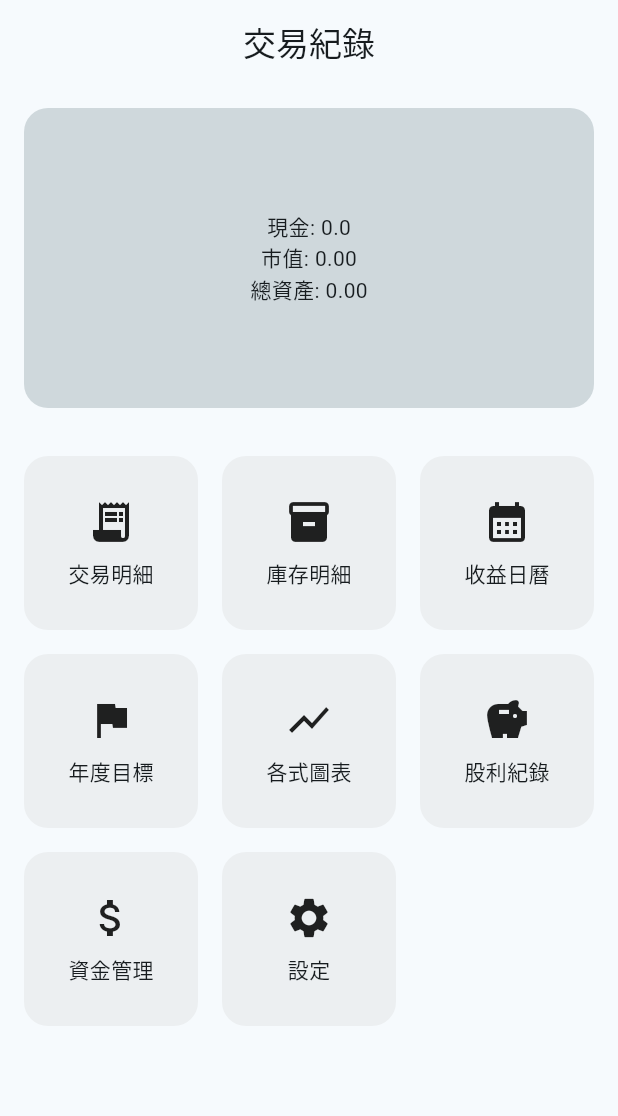
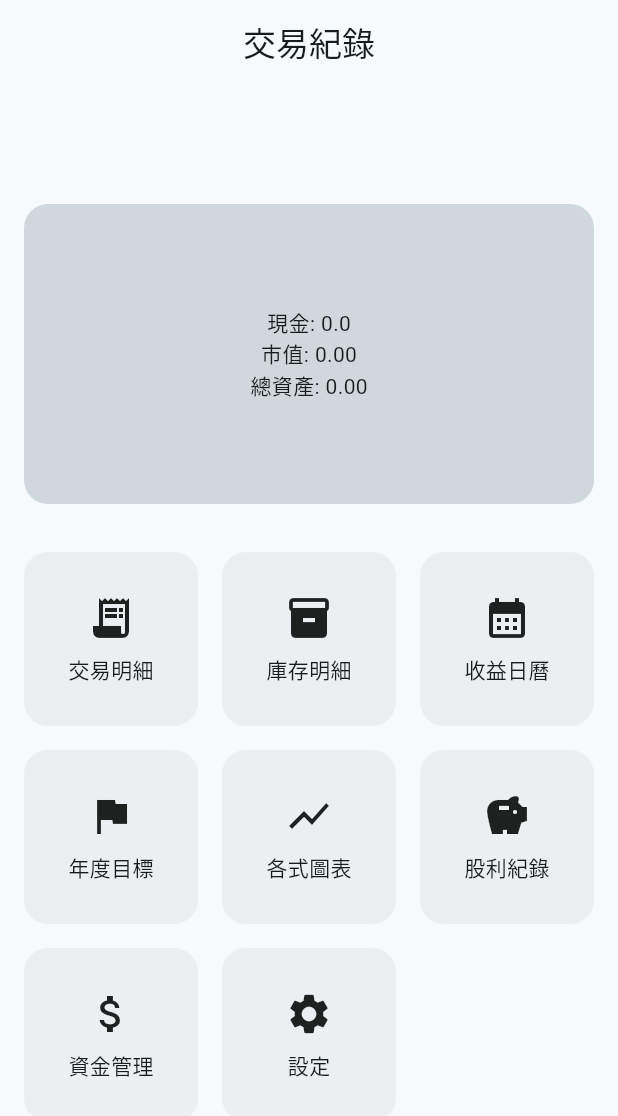
Before and after one commit to ian951115/trading_record_app, a Flutter app: the screen it shows after launch, on a phone screen of 412 x 824 dp. Shown: the top 1116 px of the screen. Run offline on Flutter 3.47's test engine with Material 3 defaults, Android fonts, the phone set to English and light mode, and no system bars; our stand-ins replace fl_chart, flutter_slidable, hive, hive_flutter; accounts and stored records are empty.

Commit message:
主畫面更新v1

```diff
--- a/lib/screens/home_screen.dart
+++ b/lib/screens/home_screen.dart
@@ -48,14 +48,17 @@ class _HomeScreenState extends State<HomeScreen> {
         );
 
     return Scaffold(
-      appBar: AppBar(
+      body: CustomScrollView(
+        slivers: [
+          SliverAppBar(
             title: const Text('交易紀錄'),
             centerTitle: true,
+            pinned: true, //往上滑後 AppBar 會固定在頂部
+            expandedHeight: 120, //展開高度
           ),
 
-      body: Column(
-        children: [
-          Container(   //上方圖表佔位
+          SliverToBoxAdapter(
+            child: Container(   //上方圖表佔位
               height: 200,
               margin: const EdgeInsets.all(16),
               decoration: BoxDecoration(
@@ -73,14 +76,18 @@ class _HomeScreenState extends State<HomeScreen> {
                 ),
               ),
             ),
+          ),
 
-          Expanded( //下方按鈕區   expanded代表撐滿剩下的空間
-            child: GridView.count( //建立可滑動的2D矩陣
-              crossAxisCount: 3, //每列的數量
+          SliverPadding( //下方按鈕區
             padding: const EdgeInsets.all(16), //外圍距離
-              crossAxisSpacing: 16, //每欄間距
-              mainAxisSpacing: 16, //每列間距
-              children: [
+            sliver: SliverGrid(
+              gridDelegate: const SliverGridDelegateWithFixedCrossAxisCount(
+                crossAxisCount: 3,
+                crossAxisSpacing: 16,
+                mainAxisSpacing: 16,
+              ),
+              delegate: SliverChildListDelegate(
+                [
                   HomeMenuTile(
                     icon: Icons.receipt_long,
                     label: '交易明細',
@@ -132,7 +139,7 @@ class _HomeScreenState extends State<HomeScreen> {
                       Navigator.push(
                         context,
                         MaterialPageRoute(
-                        builder: (_) => const CashFlowScreen(),
+                          builder: (_) => const CashFlowScreen()
                         )
                       );
                     },
@@ -145,6 +152,7 @@ class _HomeScreenState extends State<HomeScreen> {
                 ],
               ),
             ),
+          ),
         ],
       ),
     );
--- a/lib/services/portfolio_service.dart
+++ b/lib/services/portfolio_service.dart
@@ -1,4 +1,4 @@
-//計算服務
+//投資組合計算服務
 import '../models/trade.dart';
 import '../models/position.dart';
 import '../models/cash_flow.dart';
```
Lines whose indentation alone changed are shown as unchanged.
